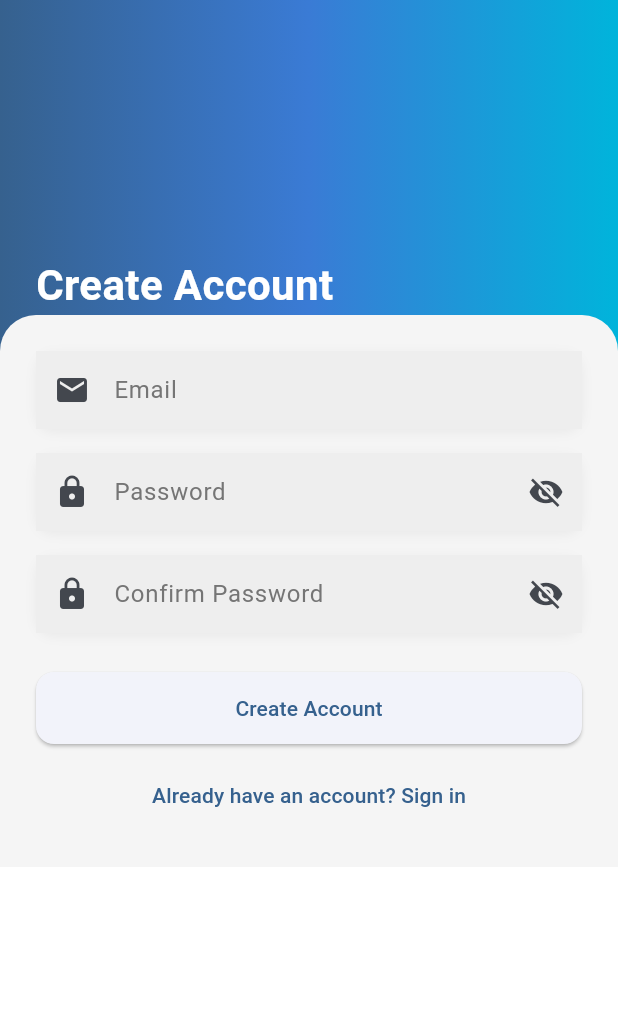
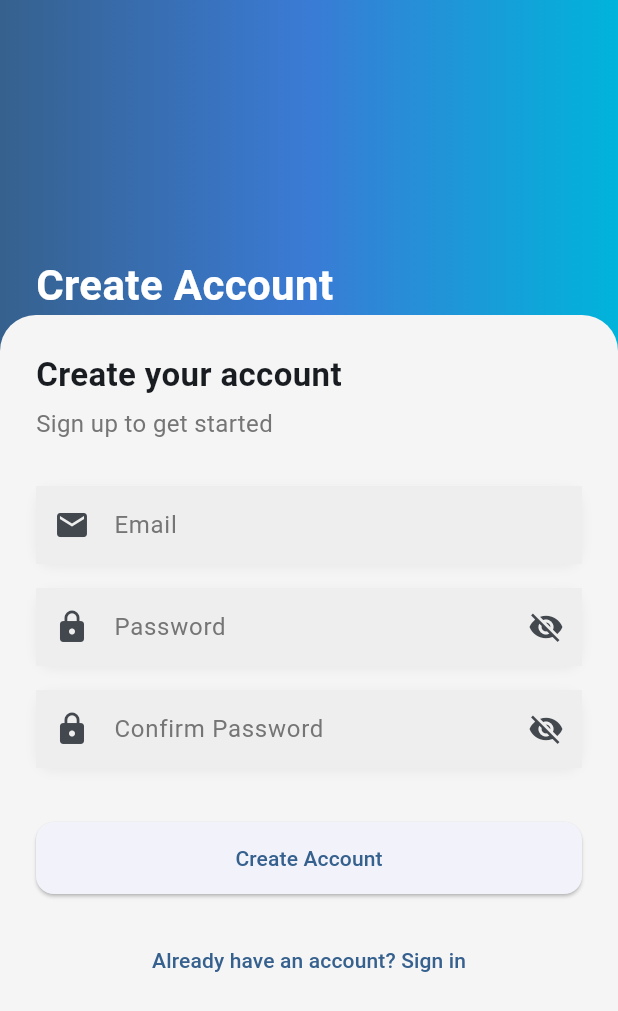
Before and after one commit to Smiller2424/KrustyKonnect_project2, a Flutter app: the screen it shows after launch, after a tap on "Don’t have an account? Sign up", on a phone screen of 412 x 824 dp. Shown: the top 1011 px of the screen. Run offline on Flutter 3.47's test engine with Material 3 defaults, Android fonts, the phone set to English and light mode, and no system bars; our stand-ins replace cloud_firestore, firebase_auth, firebase_core, firebase_messaging; accounts and stored records are empty.

Commit message:
finished login and signup screens with smooth keyboard UX and matching UI

```diff
--- a/lib/social/screens/login_screen.dart
+++ b/lib/social/screens/login_screen.dart
@@ -13,11 +13,21 @@ class LoginScreen extends StatefulWidget {
 class _LoginScreenState extends State<LoginScreen> {
   final emailController = TextEditingController();
   final passwordController = TextEditingController();
+  final scrollController = ScrollController();
 
   bool isPasswordHidden = true;
   bool isLoading = false;
 
-  // LOGIN FUNCTION
+  void scrollToBottom() {
+    Future.delayed(const Duration(milliseconds: 250), () {
+      scrollController.animateTo(
+        scrollController.position.maxScrollExtent,
+        duration: const Duration(milliseconds: 300),
+        curve: Curves.easeOut,
+      );
+    });
+  }
+
   Future<void> handleLogin() async {
     final email = emailController.text.trim();
     final password = passwordController.text.trim();
@@ -46,23 +56,14 @@ class _LoginScreenState extends State<LoginScreen> {
     } on FirebaseAuthException catch (e) {
       if (!mounted) return;
 
-      String message = "Login failed";
-
-      if (e.code == 'user-not-found') {
-        message = "No account found";
-      } else if (e.code == 'wrong-password') {
-        message = "Wrong password";
-      }
-
       ScaffoldMessenger.of(context).showSnackBar(
-        SnackBar(content: Text(message)),
+        SnackBar(content: Text(e.message ?? "Login failed")),
       );
     } finally {
       if (mounted) setState(() => isLoading = false);
     }
   }
 
-  // INPUT FIELD
   Widget buildInput({
     required TextEditingController controller,
     required String hint,
@@ -86,6 +87,7 @@ class _LoginScreenState extends State<LoginScreen> {
       ),
       child: TextField(
         controller: controller,
+        onTap: scrollToBottom,
         obscureText: isPassword ? isHidden : false,
         decoration: InputDecoration(
           hintText: hint,
@@ -108,13 +110,19 @@ class _LoginScreenState extends State<LoginScreen> {
 
   @override
   Widget build(BuildContext context) {
-    return Scaffold(
+    final isKeyboardOpen = MediaQuery.of(context).viewInsets.bottom > 0;
+
+    return GestureDetector(
+      onTap: () => FocusScope.of(context).unfocus(),
+      child: Scaffold(
+        resizeToAvoidBottomInset: false,
         body: Column(
           children: [
 
             // HEADER
-          Container(
-            height: 240,
+            AnimatedContainer(
+              duration: const Duration(milliseconds: 250),
+              height: isKeyboardOpen ? 140 : 240,
               width: double.infinity,
               decoration: BoxDecoration(
                 gradient: LinearGradient(
@@ -123,8 +131,6 @@ class _LoginScreenState extends State<LoginScreen> {
                     const Color(0xFF3A7BD5),
                     const Color(0xFF00B4DB),
                   ],
-                begin: Alignment.topLeft,
-                end: Alignment.bottomRight,
                 ),
               ),
               child: const Padding(
@@ -135,7 +141,7 @@ class _LoginScreenState extends State<LoginScreen> {
                     "KrustyKonnect",
                     style: TextStyle(
                       color: Colors.white,
-                    fontSize: 30,
+                      fontSize: 28,
                       fontWeight: FontWeight.bold,
                     ),
                   ),
@@ -146,39 +152,27 @@ class _LoginScreenState extends State<LoginScreen> {
             // FORM
             Expanded(
               child: SingleChildScrollView(
+                controller: scrollController,
                 padding: EdgeInsets.only(
                   bottom: MediaQuery.of(context).viewInsets.bottom,
                 ),
                 child: Transform.translate(
                   offset: const Offset(0, -30),
                   child: Container(
-                  padding: const EdgeInsets.fromLTRB(24, 24, 24, 40),
+                    padding: const EdgeInsets.all(24),
                     decoration: BoxDecoration(
                       color: Colors.grey[100],
                       borderRadius: const BorderRadius.vertical(
                         top: Radius.circular(24),
                       ),
-                    boxShadow: [
-                      BoxShadow(
-                        color: Colors.black.withValues(alpha: 0.1),
-                        blurRadius: 10,
-                        offset: const Offset(0, -3),
-                      ),
-                    ],
                     ),
                     child: Column(
-                    mainAxisSize: MainAxisSize.min,
                       crossAxisAlignment: CrossAxisAlignment.start,
                       children: [
 
-                      const SizedBox(height: 10),
-
                         const Text(
                           "Welcome Back",
-                        style: TextStyle(
-                          fontSize: 22,
-                          fontWeight: FontWeight.bold,
-                        ),
+                          style: TextStyle(fontSize: 22, fontWeight: FontWeight.bold),
                         ),
 
                         const SizedBox(height: 6),
@@ -190,14 +184,12 @@ class _LoginScreenState extends State<LoginScreen> {
 
                         const SizedBox(height: 30),
 
-                      // EMAIL
                         buildInput(
                           controller: emailController,
                           hint: "Email",
                           icon: Icons.email,
                         ),
 
-                      // PASSWORD
                         buildInput(
                           controller: passwordController,
                           hint: "Password",
@@ -221,33 +213,24 @@ class _LoginScreenState extends State<LoginScreen> {
 
                         const SizedBox(height: 10),
 
-                      // LOGIN BUTTON
                         SizedBox(
                           width: double.infinity,
                           child: ElevatedButton(
                             onPressed: isLoading ? null : handleLogin,
                             child: isLoading
-                              ? const CircularProgressIndicator(
-                                  color: Colors.white,
-                                )
+                                ? const CircularProgressIndicator(color: Colors.white)
                                 : const Text("Login"),
                           ),
                         ),
 
                         const SizedBox(height: 20),
 
-                      // OR
                         Row(
                           children: [
                             Expanded(child: Divider(color: Colors.grey[400])),
                             Padding(
-                            padding:
-                                const EdgeInsets.symmetric(horizontal: 8),
-                            child: Text(
-                              "OR",
-                              style:
-                                  TextStyle(color: Colors.grey[600]),
-                            ),
+                              padding: const EdgeInsets.symmetric(horizontal: 8),
+                              child: Text("OR", style: TextStyle(color: Colors.grey[600])),
                             ),
                             Expanded(child: Divider(color: Colors.grey[400])),
                           ],
@@ -255,34 +238,28 @@ class _LoginScreenState extends State<LoginScreen> {
 
                         const SizedBox(height: 20),
 
-                      // GOOGLE BUTTON (UI ONLY)
                         SizedBox(
                           width: double.infinity,
                           child: OutlinedButton.icon(
                             onPressed: () {},
                             icon: const Icon(Icons.g_mobiledata, size: 28),
-                          label:
-                              const Text("Continue with Google"),
+                            label: const Text("Continue with Google"),
                           ),
                         ),
 
                         const SizedBox(height: 20),
 
-                      // SIGN UP
                         Center(
                           child: TextButton(
                             onPressed: () {
                               Navigator.push(
                                 context,
                                 MaterialPageRoute(
-                                builder: (_) =>
-                                    const SignupScreen(),
+                                  builder: (_) => const SignupScreen(),
                                 ),
                               );
                             },
-                          child: const Text(
-                            "Don’t have an account? Sign up",
-                          ),
+                            child: const Text("Don’t have an account? Sign up"),
                           ),
                         ),
                       ],
@@ -293,6 +270,7 @@ class _LoginScreenState extends State<LoginScreen> {
             ),
           ],
         ),
+      ),
     );
   }
 }
--- a/lib/social/screens/signup_screen.dart
+++ b/lib/social/screens/signup_screen.dart
@@ -14,10 +14,21 @@ class _SignupScreenState extends State<SignupScreen> {
   final emailController = TextEditingController();
   final passwordController = TextEditingController();
   final confirmController = TextEditingController();
+  final scrollController = ScrollController();
 
   bool isPasswordHidden = true;
   bool isConfirmHidden = true;
   bool isLoading = false;
+
+  void scrollToBottom() {
+    Future.delayed(const Duration(milliseconds: 250), () {
+      scrollController.animateTo(
+        scrollController.position.maxScrollExtent,
+        duration: const Duration(milliseconds: 300),
+        curve: Curves.easeOut,
+      );
+    });
+  }
 
   Future<void> handleSignup() async {
     final email = emailController.text.trim();
@@ -41,16 +52,14 @@ class _SignupScreenState extends State<SignupScreen> {
     setState(() => isLoading = true);
 
     try {
-      // CREATE AUTH USER
-      final credential = await FirebaseAuth.instance
-          .createUserWithEmailAndPassword(
+      final credential =
+          await FirebaseAuth.instance.createUserWithEmailAndPassword(
         email: email,
         password: password,
       );
 
       final user = credential.user;
 
-      // CREATE FIRESTORE USER DOCUMENT
       if (user != null) {
         await FirebaseFirestore.instance
             .collection('users')
@@ -63,35 +72,17 @@ class _SignupScreenState extends State<SignupScreen> {
 
       if (!mounted) return;
 
-      // GO TO PROFILE SETUP
       Navigator.pushReplacement(
         context,
         MaterialPageRoute(
           builder: (_) => const ProfileSetupScreen(),
         ),
       );
-
     } on FirebaseAuthException catch (e) {
       if (!mounted) return;
 
-      String message = "Signup failed";
-
-      switch (e.code) {
-        case 'email-already-in-use':
-          message = "Email already in use";
-          break;
-        case 'weak-password':
-          message = "Password too weak";
-          break;
-        case 'invalid-email':
-          message = "Invalid email";
-          break;
-        default:
-          message = e.message ?? "Something went wrong";
-      }
-
       ScaffoldMessenger.of(context).showSnackBar(
-        SnackBar(content: Text(message)),
+        SnackBar(content: Text(e.message ?? "Signup failed")),
       );
     } finally {
       if (mounted) setState(() => isLoading = false);
@@ -121,6 +112,7 @@ class _SignupScreenState extends State<SignupScreen> {
       ),
       child: TextField(
         controller: controller,
+        onTap: scrollToBottom,
         obscureText: isPassword ? isHidden : false,
         decoration: InputDecoration(
           hintText: hint,
@@ -143,13 +135,19 @@ class _SignupScreenState extends State<SignupScreen> {
 
   @override
   Widget build(BuildContext context) {
-    return Scaffold(
+    final isKeyboardOpen = MediaQuery.of(context).viewInsets.bottom > 0;
+
+    return GestureDetector(
+      onTap: () => FocusScope.of(context).unfocus(),
+      child: Scaffold(
+        resizeToAvoidBottomInset: false,
         body: Column(
           children: [
 
             // 🔥 HEADER
-          Container(
-            height: 240,
+            AnimatedContainer(
+              duration: const Duration(milliseconds: 250),
+              height: isKeyboardOpen ? 140 : 240,
               width: double.infinity,
               decoration: BoxDecoration(
                 gradient: LinearGradient(
@@ -176,9 +174,10 @@ class _SignupScreenState extends State<SignupScreen> {
               ),
             ),
 
-          // FORM
+            // 🔥 FORM
             Expanded(
               child: SingleChildScrollView(
+                controller: scrollController,
                 padding: EdgeInsets.only(
                   bottom: MediaQuery.of(context).viewInsets.bottom,
                 ),
@@ -193,8 +192,24 @@ class _SignupScreenState extends State<SignupScreen> {
                       ),
                     ),
                     child: Column(
-                    mainAxisSize: MainAxisSize.min,
+                      crossAxisAlignment: CrossAxisAlignment.start,
                       children: [
+
+                        const Text(
+                          "Create your account",
+                          style: TextStyle(
+                              fontSize: 22,
+                              fontWeight: FontWeight.bold),
+                        ),
+
+                        const SizedBox(height: 6),
+
+                        Text(
+                          "Sign up to get started",
+                          style: TextStyle(color: Colors.grey[600]),
+                        ),
+
+                        const SizedBox(height: 30),
 
                         buildInput(
                           controller: emailController,
@@ -228,7 +243,7 @@ class _SignupScreenState extends State<SignupScreen> {
                           },
                         ),
 
-                      const SizedBox(height: 10),
+                        const SizedBox(height: 20),
 
                         SizedBox(
                           width: double.infinity,
@@ -242,13 +257,17 @@ class _SignupScreenState extends State<SignupScreen> {
                           ),
                         ),
 
-                      const SizedBox(height: 10),
+                        const SizedBox(height: 20),
 
-                      TextButton(
+                        Center(
+                          child: TextButton(
                             onPressed: () {
                               Navigator.pop(context);
                             },
-                        child: const Text("Already have an account? Sign in"),
+                            child: const Text(
+                              "Already have an account? Sign in",
+                            ),
+                          ),
                         ),
                       ],
                     ),
@@ -258,6 +277,7 @@ class _SignupScreenState extends State<SignupScreen> {
             ),
           ],
         ),
+      ),
     );
   }
 }
```
Lines whose indentation alone changed are shown as unchanged.
